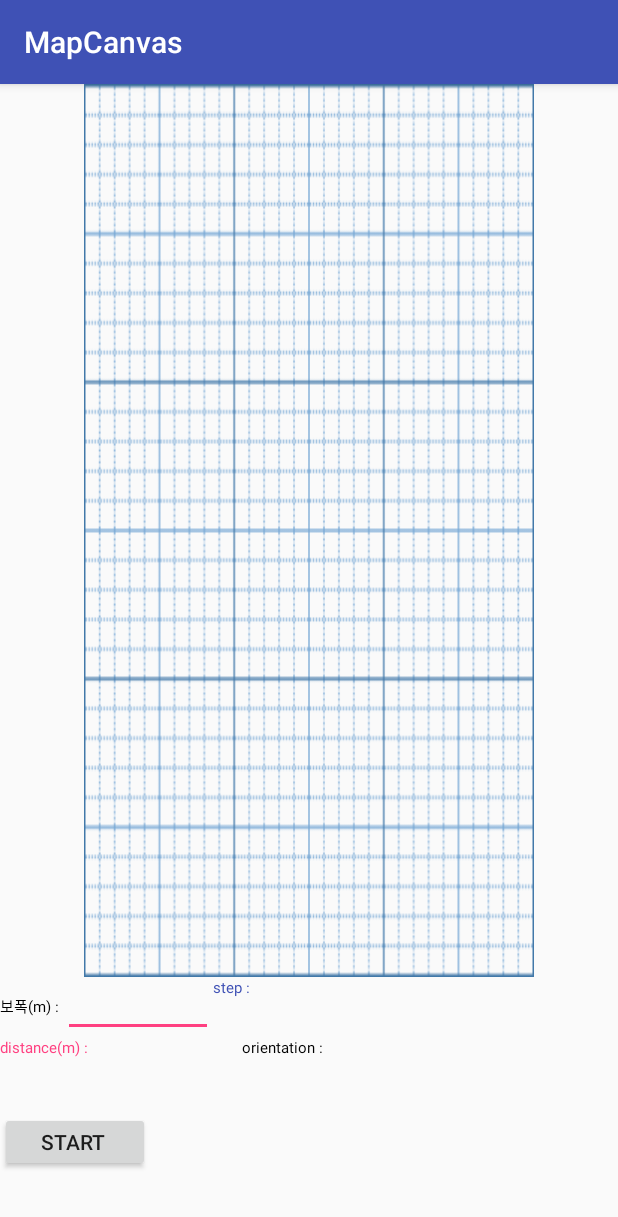
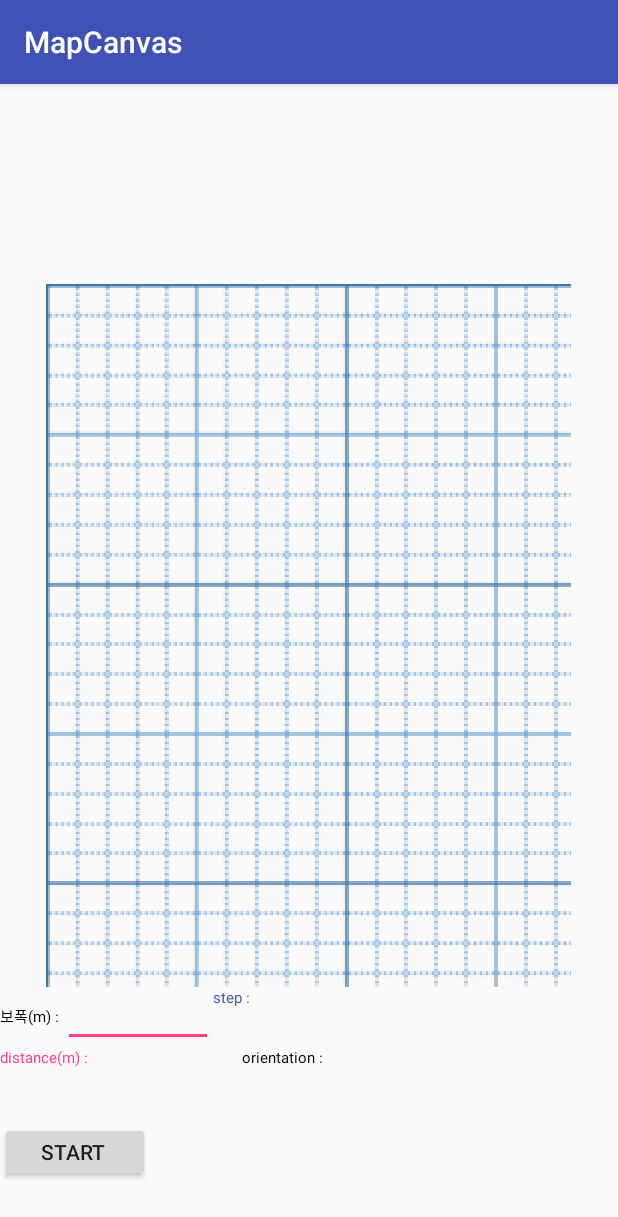
Before and after one commit to JeanPark96/Hansel_and_Gretel, an Android app: the screen it shows after launch (MainActivity), on a phone screen of 412 x 824 dp. Shown: the top 1217 px of the screen. Run offline under Robolectric (Android 15) with nearby library versions, the phone set to English and light mode, and no system bars.

Commit message:
committed by Park succeeded bitmap grid

```diff
--- a/app/src/main/java/com/example/jean/mapcanvas/MainActivity.java
+++ b/app/src/main/java/com/example/jean/mapcanvas/MainActivity.java
@@ -50,6 +50,12 @@ public class MainActivity extends AppCompatActivity {
         super.onCreate(savedInstanceState);
         setContentView(R.layout.activity_main);
         showCanvas=(drawCanvas)findViewById(R.id.drawing);
+        /*View v= new drawCanvas(getApplicationContext());
+        Bitmap bitmap=Bitmap.createBitmap(300,300,Bitmap.Config.ARGB_8888);
+        Canvas canvas=new Canvas(bitmap);
+        v.draw(canvas);
+        ImageView canvas_imageView=(ImageView)findViewById(R.id.canvas);
+        canvas_imageView.setImageBitmap(bitmap);*/
 
         countText = (TextView) findViewById(R.id.stepText);
         distanceText = (TextView) findViewById(R.id.distanceText);
--- a/app/src/main/java/com/example/jean/mapcanvas/drawCanvas.java
+++ b/app/src/main/java/com/example/jean/mapcanvas/drawCanvas.java
@@ -2,6 +2,7 @@ package com.example.jean.mapcanvas;
 
 import android.content.Context;
 import android.graphics.Bitmap;
+import android.graphics.BitmapFactory;
 import android.graphics.Canvas;
 import android.graphics.Color;
 import android.graphics.Paint;
@@ -13,8 +14,8 @@ import android.widget.ImageView;
 
 public class drawCanvas extends View {
 
-    private Bitmap drawBitmap,firstBitmap;
-    private Paint paintCanvas,paintMark;
+    private Bitmap drawBitmap,firstBitmap,bitmap;
+    private Paint paintCanvas,paintMark,canvasPaint;
     private Canvas canvas;
     ImageView canvasMap;
 
@@ -25,6 +26,7 @@ public class drawCanvas extends View {
     private float r_azimuth;
     private int width,height;
     private Path path=new Path();
+
 
     public drawCanvas(Context context, AttributeSet attrs) {
         super(context,attrs);
@@ -42,21 +44,19 @@ public class drawCanvas extends View {
         paintMark.setStrokeWidth(5f);
         paintMark.setAntiAlias(true);
         paintMark.setStrokeJoin(Paint.Join.ROUND);
-
+        canvasPaint=new Paint(Paint.DITHER_FLAG);
         // canvasMap=(ImageView)findViewById(R.id.grid_img);
 
     }
   @Override
   protected void onSizeChanged(int w, int h, int oldw, int oldh) {
         super.onSizeChanged(w, h, oldw, oldh);
-       // firstBitmap= BitmapFactory.decodeResource(getResources(),R.drawable.grid);//res 폴더에 저장된 이미지를 Bitmap으로 만들때 사용함
-        //canvasMap.setImageBitmap(firstBitmap);
-       // drawBitmap=Bitmap.createBitmap(getWidth(),getHeight(),Bitmap.Config.ARGB_8888);//CanvasBitmap를 그대로 가져오면서 흑백처리 해버림.
-
-       drawBitmap=Bitmap.createBitmap(getWidth(),getHeight(),Bitmap.Config.ARGB_8888);
+      drawBitmap=Bitmap.createBitmap(getWidth(),getHeight(),Bitmap.Config.ARGB_8888);//CanvasBitmap를 그대로 가져오면서 흑백처리 해버림.
+      //drawBitmap=Bitmap.createBitmap(getWidth(),getHeight(),Bitmap.Config.ARGB_8888);
       canvas=new Canvas(drawBitmap);//이거 없으면 start 버튼 누르면 grid 이미지 사라짐
       width=getWidth();
       height=getHeight();
+      firstBitmap= Bitmap.createScaledBitmap(BitmapFactory.decodeResource(getResources(),R.drawable.grid),900,900,false);
 
   }
 
@@ -91,12 +91,17 @@ public class drawCanvas extends View {
     @Override
     protected void onDraw(Canvas canvas) {
         super.onDraw(canvas);
-        canvas.drawBitmap(drawBitmap,0,0,null);
+        //firstBitmap= BitmapFactory.decodeResource(getResources(),R.drawable.grid);//res 폴더에 저장된 이미지를 Bitmap으로 만들때 사용함
+        //canvasMap.setImageBitmap(firstBitmap);
 
+
+        canvas.drawBitmap(firstBitmap,0,200,canvasPaint);
+
+        canvas.drawBitmap(drawBitmap,0,0,canvasPaint);
         canvas.drawPath(path,paintCanvas);
+        //canvasMap.setImageDrawable(new BitmapDrawable(getResources(),drawBitmap));//이거 없으면 안그려짐 애초에 그려질 수 있도록 drawBitmap이 없는것처럼 인식됨
 
         //canvas.drawLine(startx,starty,endx,endy,paintCanvas);
-       // canvasMap.setImageDrawable(new BitmapDrawable(getResources(),drawBitmap));//이거 없으면 안그려짐 애초에 그려질 수 있도록 drawBitmap이 없는것처럼 인식됨
     //canvas.save();
 
     }
--- a/app/src/main/res/layout/activity_main.xml
+++ b/app/src/main/res/layout/activity_main.xml
@@ -6,16 +6,15 @@
     android:layout_height="match_parent"
     tools:context="com.example.jean.mapcanvas.MainActivity"
     android:orientation="vertical">
+
     <com.example.jean.mapcanvas.drawCanvas
         android:id="@+id/drawing"
-        android:layout_width="300dp"
-        android:layout_height="300dp"
+        android:layout_width="350dp"
+        android:layout_height="350dp"
         android:layout_gravity="center"
         android:layout_weight="7"
-        android:background="@drawable/grid"
         >
     </com.example.jean.mapcanvas.drawCanvas>
-
 
 
 
```
Lines whose indentation alone changed are shown as unchanged.
